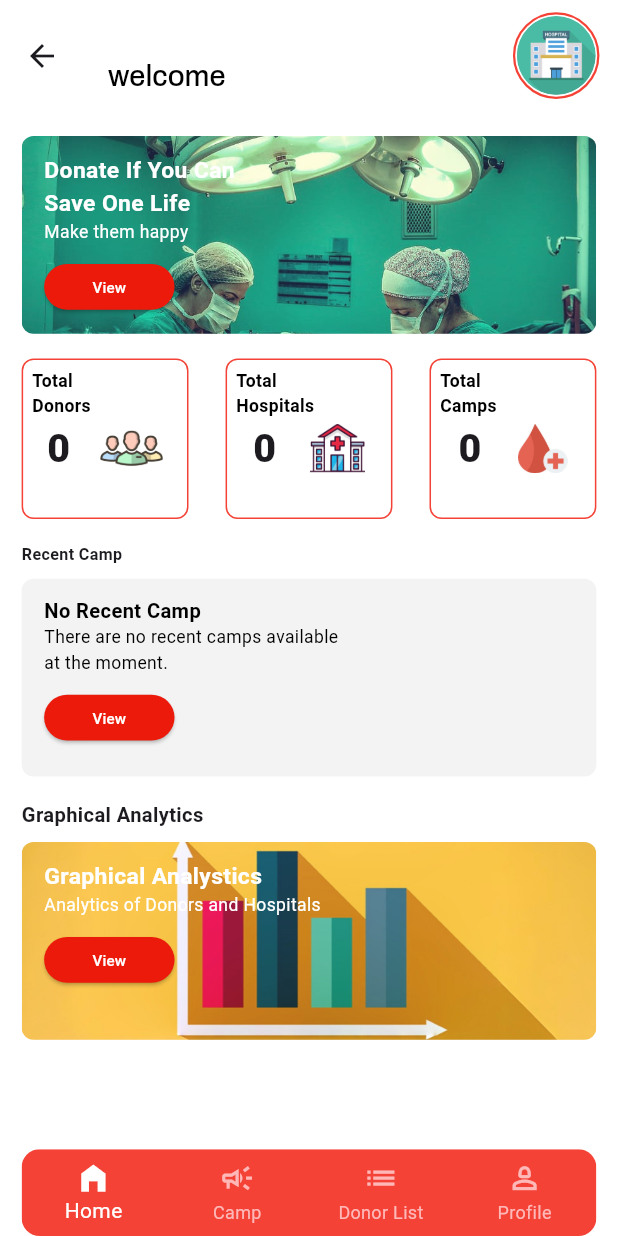
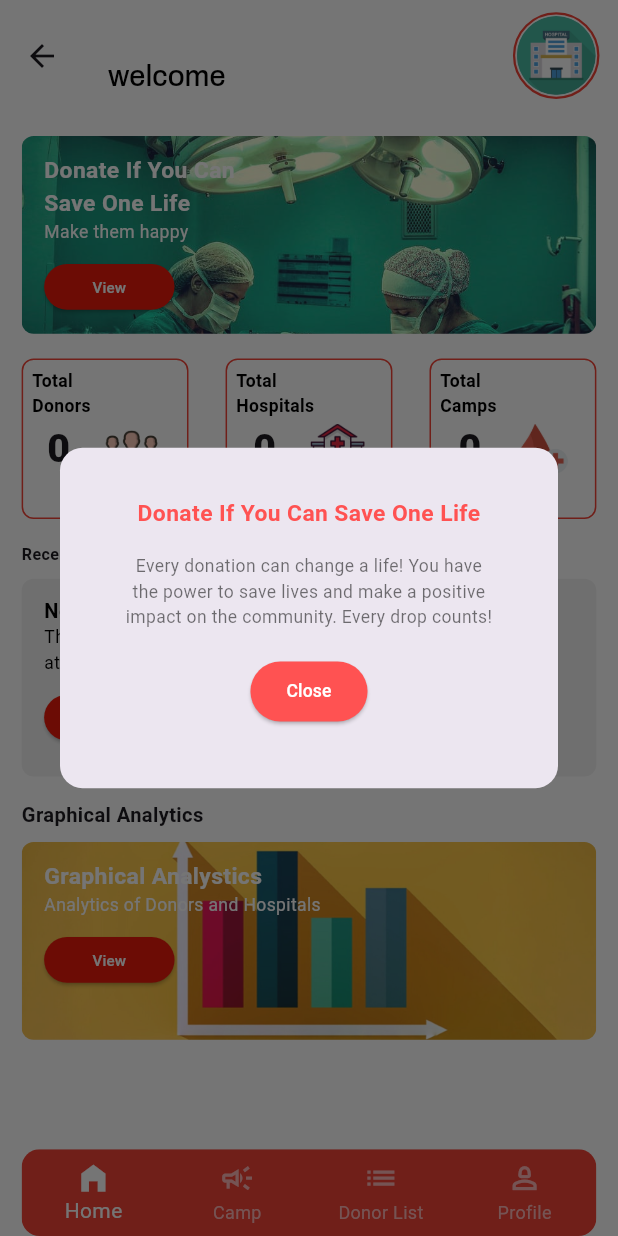
Before and after one commit to YoonusChenakkal/blood_donation_hospital, a Flutter app: the CustomBottomNavigationBar screen opened by its route, after a tap on "View", on a phone screen of 412 x 824 dp. Run offline on Flutter 3.47's test engine with Material 3 defaults, Android fonts, the phone set to English and light mode, and no system bars; our stand-ins replace font_awesome_flutter, google_fonts, image_picker, shared_preferences, sizer, syncfusion_flutter_charts; accounts and stored records are empty; network calls fail; Roboto replaces fonts that are missing (Dosis).

Commit message:
final v1.0

```diff
--- a/lib/Screens/Bottom Naigation Bar/BottomNaigationBar.dart
+++ b/lib/Screens/Bottom Naigation Bar/BottomNaigationBar.dart
@@ -102,8 +102,6 @@ class CustomBottomNavigationBar extends StatelessWidget {
   _showExitDialog(
     BuildContext context,
   ) async {
-    final authProvider = Provider.of<AuthProvider>(context);
-
     return showDialog(
       context: context,
       builder: (context) => AlertDialog(
@@ -124,7 +122,6 @@ class CustomBottomNavigationBar extends StatelessWidget {
           ),
           TextButton(
             onPressed: () {
-              authProvider.reset();
               Navigator.popUntil(context, (route) => false);
               SystemNavigator.pop();
             },
--- a/lib/Screens/home.dart
+++ b/lib/Screens/home.dart
@@ -115,7 +115,7 @@ class HomePage extends StatelessWidget {
                   title2: 'Make them happy',
                   textColor: Colors.white,
                   buttonText: 'View',
-                  onPressed: () {},
+                  onPressed: () => showDonationDialog(context),
                   imageUrl: 'assets/bg_surgery.jpg',
                 ),
                 SizedBox(height: 2.h),
@@ -308,4 +308,55 @@ class HomePage extends StatelessWidget {
       },
     );
   }
+
+  showDonationDialog(BuildContext context) {
+    showDialog(
+      context: context,
+      builder: (BuildContext context) {
+        return AlertDialog(
+          shape: RoundedRectangleBorder(
+            borderRadius: BorderRadius.circular(15),
+          ),
+          content: Container(
+            padding: EdgeInsets.all(4.w),
+            child: Column(
+              mainAxisSize: MainAxisSize.min,
+              children: [
+                Text(
+                  'Donate If You Can Save One Life',
+                  style: TextStyle(
+                    fontSize: 16.sp,
+                    fontWeight: FontWeight.bold,
+                    color: Colors.redAccent,
+                  ),
+                  textAlign: TextAlign.center,
+                ),
+                SizedBox(height: 2.h),
+                Text(
+                  'Every donation can change a life! You have the power to save lives and make a positive impact on the community. Every drop counts!',
+                  style: TextStyle(
+                    fontSize: 14.sp,
+                    color: Colors.black54,
+                  ),
+                  textAlign: TextAlign.center,
+                ),
+                SizedBox(height: 2.h),
+                ElevatedButton(
+                  onPressed: () => Navigator.of(context).pop(),
+                  child: Text(
+                    'Close',
+                    style: TextStyle(color: Colors.white, fontSize: 14.sp),
+                  ),
+                  style: ButtonStyle(
+                    backgroundColor:
+                        MaterialStateProperty.all(Colors.redAccent),
+                  ),
+                ),
+              ],
+            ),
+          ),
+        );
+      },
+    );
+  }
 }
```
